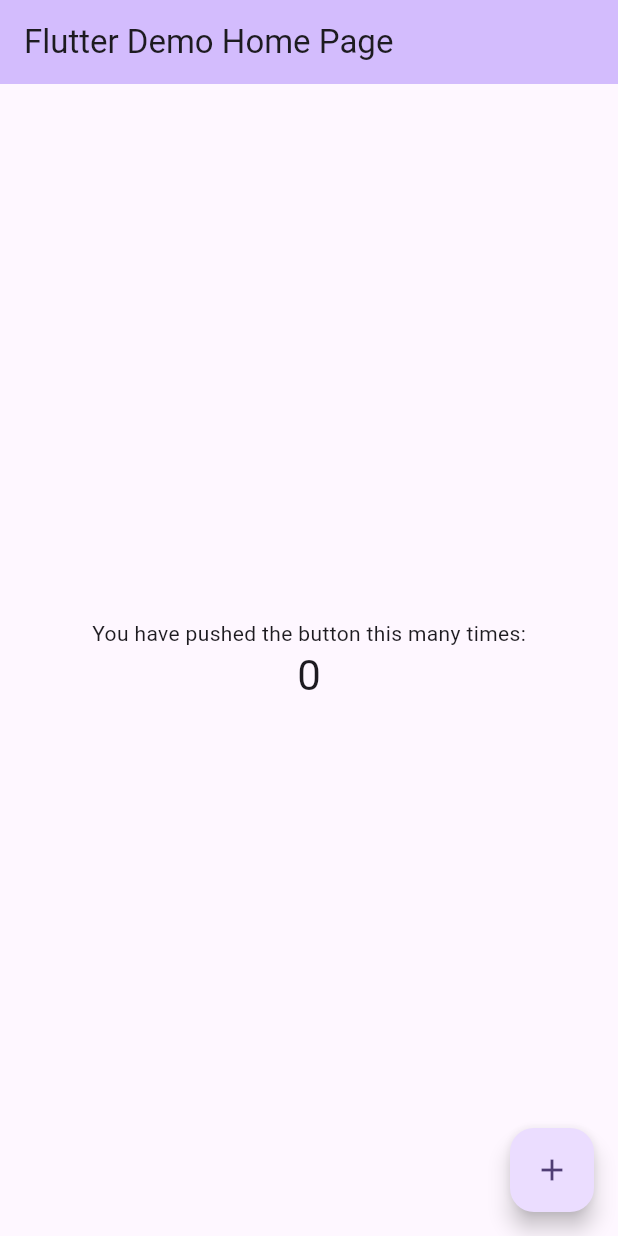
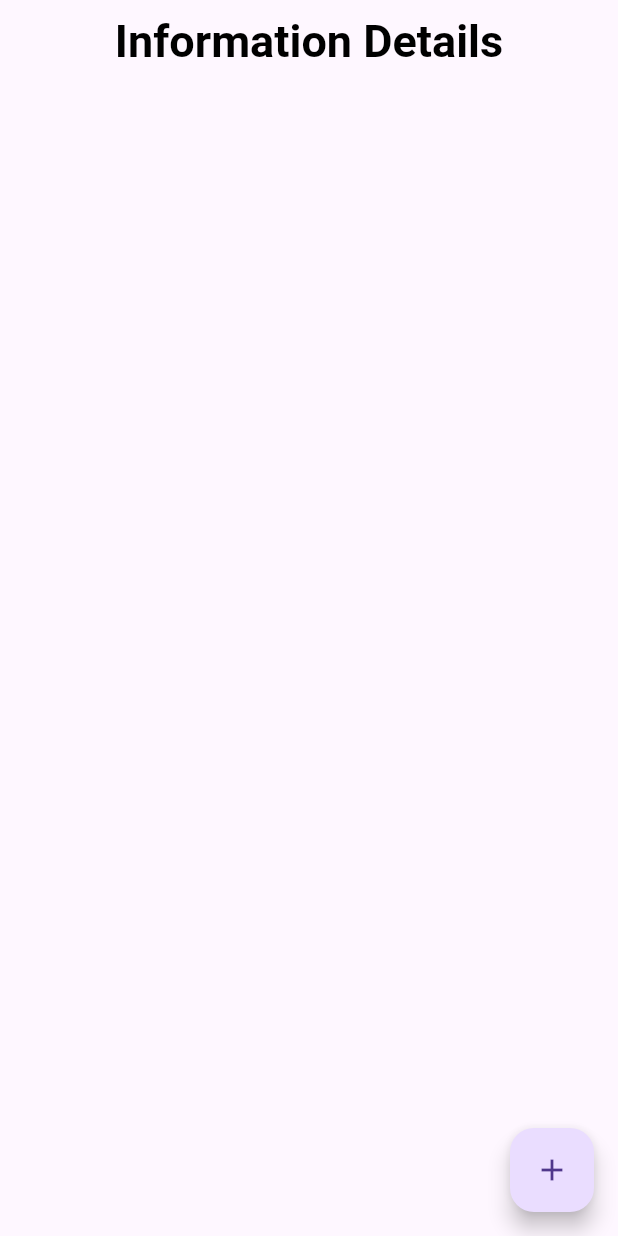
Before and after one commit to ndrhrslza/CaseStudy2, a Flutter app: the screen it shows after launch, on a phone screen of 412 x 824 dp. Run offline on Flutter 3.47's test engine with Material 3 defaults, Android fonts, the phone set to English and light mode, and no system bars.

```diff
--- /dev/null
+++ b/crud_app/lib/homescreen.dart
@@ -0,0 +1,33 @@
+import 'package:flutter/material.dart';
+import 'package:crud_app/inputscreen.dart';
+
+class MyHomeScreen extends StatefulWidget {
+  const MyHomeScreen({super.key});
+
+  @override
+  State<MyHomeScreen> createState() => _MyHomeScreenState();
+}
+
+class _MyHomeScreenState extends State<MyHomeScreen> {
+  @override
+  Widget build(BuildContext context) {
+    return Scaffold(
+      floatingActionButton: FloatingActionButton(
+        onPressed: (){
+          Navigator.push(context, MaterialPageRoute(builder: (context) => const MyInputScreen()));
+        },
+        child: const Icon(Icons.add),
+      ),
+      appBar: AppBar(title: const Row (
+        mainAxisAlignment: MainAxisAlignment.center,
+        children: [
+        Text("Information Details",
+        style: TextStyle(
+          color: Colors.black,
+          fontSize: 30,
+          fontWeight: FontWeight.bold
+        ),),
+      ],),),
+      );
+  }
+}
--- a/crud_app/lib/main.dart
+++ b/crud_app/lib/main.dart
@@ -1,3 +1,4 @@
+import 'package:crud_app/homescreen.dart';
 import 'package:flutter/material.dart';
 
 void main() {
@@ -10,116 +11,10 @@ class MyApp extends StatelessWidget {
   // This widget is the root of your application.
   @override
   Widget build(BuildContext context) {
-    return MaterialApp(
+    return const MaterialApp(
       title: 'Flutter Demo',
-      theme: ThemeData(
-        // This is the theme of your application.
-        //
-        // TRY THIS: Try running your application with "flutter run". You'll see
-        // the application has a blue toolbar. Then, without quitting the app,
-        // try changing the seedColor in the colorScheme below to Colors.green
-        // and then invoke "hot reload" (save your changes or press the "hot
-        // reload" button in a Flutter-supported IDE, or press "r" if you used
-        // the command line to start the app).
-        //
-        // Notice that the counter didn't reset back to zero; the application
-        // state is not lost during the reload. To reset the state, use hot
-        // restart instead.
-        //
-        // This works for code too, not just values: Most code changes can be
-        // tested with just a hot reload.
-        colorScheme: ColorScheme.fromSeed(seedColor: Colors.deepPurple),
-        useMaterial3: true,
-      ),
-      home: const MyHomePage(title: 'Flutter Demo Home Page'),
+      debugShowCheckedModeBanner: false,
+      home: MyHomeScreen(),
     );
   }
 }
-
-class MyHomePage extends StatefulWidget {
-  const MyHomePage({super.key, required this.title});
-
-  // This widget is the home page of your application. It is stateful, meaning
-  // that it has a State object (defined below) that contains fields that affect
-  // how it looks.
-
-  // This class is the configuration for the state. It holds the values (in this
-  // case the title) provided by the parent (in this case the App widget) and
-  // used by the build method of the State. Fields in a Widget subclass are
-  // always marked "final".
-
-  final String title;
-
-  @override
-  State<MyHomePage> createState() => _MyHomePageState();
-}
-
-class _MyHomePageState extends State<MyHomePage> {
-  int _counter = 0;
-
-  void _incrementCounter() {
-    setState(() {
-      // This call to setState tells the Flutter framework that something has
-      // changed in this State, which causes it to rerun the build method below
-      // so that the display can reflect the updated values. If we changed
-      // _counter without calling setState(), then the build method would not be
-      // called again, and so nothing would appear to happen.
-      _counter++;
-    });
-  }
-
-  @override
-  Widget build(BuildContext context) {
-    // This method is rerun every time setState is called, for instance as done
-    // by the _incrementCounter method above.
-    //
-    // The Flutter framework has been optimized to make rerunning build methods
-    // fast, so that you can just rebuild anything that needs updating rather
-    // than having to individually change instances of widgets.
-    return Scaffold(
-      appBar: AppBar(
-        // TRY THIS: Try changing the color here to a specific color (to
-        // Colors.amber, perhaps?) and trigger a hot reload to see the AppBar
-        // change color while the other colors stay the same.
-        backgroundColor: Theme.of(context).colorScheme.inversePrimary,
-        // Here we take the value from the MyHomePage object that was created by
-        // the App.build method, and use it to set our appbar title.
-        title: Text(widget.title),
-      ),
-      body: Center(
-        // Center is a layout widget. It takes a single child and positions it
-        // in the middle of the parent.
-        child: Column(
-          // Column is also a layout widget. It takes a list of children and
-          // arranges them vertically. By default, it sizes itself to fit its
-          // children horizontally, and tries to be as tall as its parent.
-          //
-          // Column has various properties to control how it sizes itself and
-          // how it positions its children. Here we use mainAxisAlignment to
-          // center the children vertically; the main axis here is the vertical
-          // axis because Columns are vertical (the cross axis would be
-          // horizontal).
-          //
-          // TRY THIS: Invoke "debug painting" (choose the "Toggle Debug Paint"
-          // action in the IDE, or press "p" in the console), to see the
-          // wireframe for each widget.
-          mainAxisAlignment: MainAxisAlignment.center,
-          children: <Widget>[
-            const Text(
-              'You have pushed the button this many times:',
-            ),
-            Text(
-              '$_counter',
-              style: Theme.of(context).textTheme.headlineMedium,
-            ),
-          ],
-        ),
-      ),
-      floatingActionButton: FloatingActionButton(
-        onPressed: _incrementCounter,
-        tooltip: 'Increment',
-        child: const Icon(Icons.add),
-      ), // This trailing comma makes auto-formatting nicer for build methods.
-    );
-  }
-}
```
Also changed, not shown: crud_app/lib/inputscreen.dart (added, +92 -0 lines), 3 other files.
